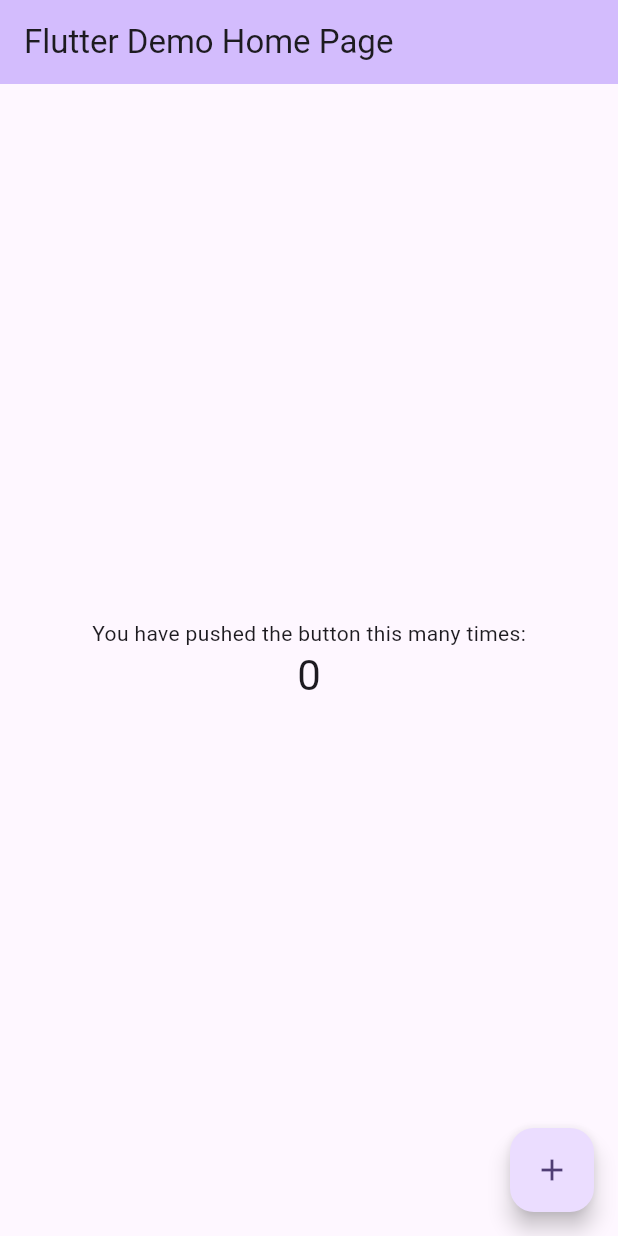
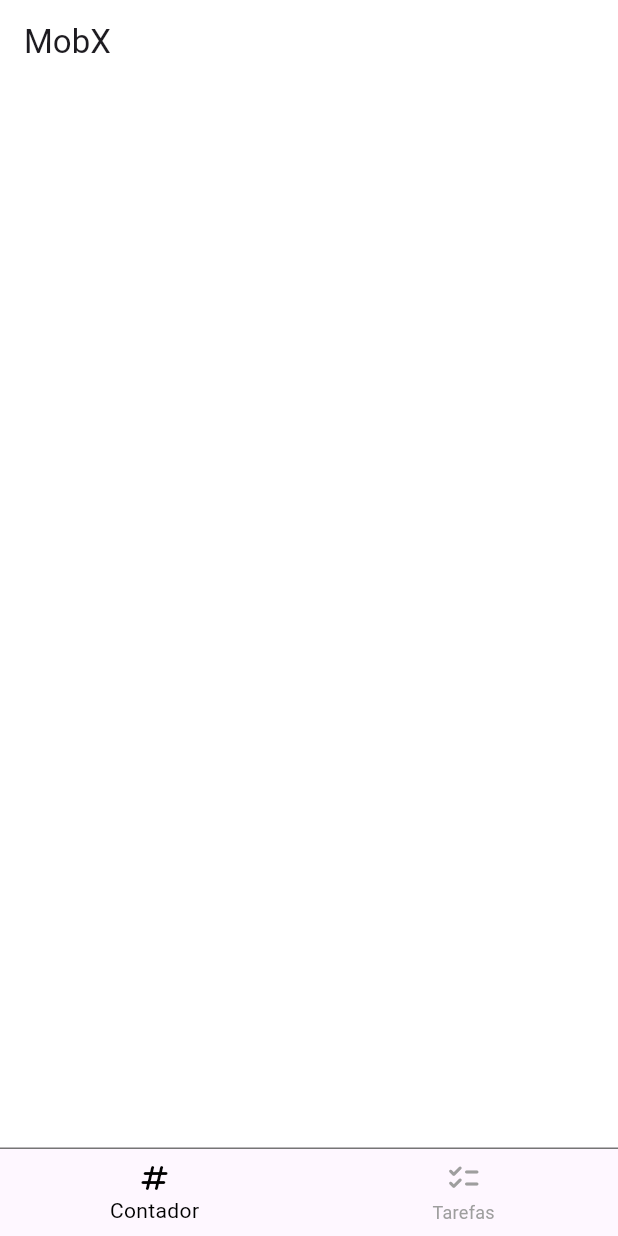
Before and after one commit to LinikerThiers/mobx_app, a Flutter app: the screen it shows after launch, on a phone screen of 412 x 824 dp. Run offline on Flutter 3.47's test engine with Material 3 defaults, Android fonts, the phone set to English and light mode, and no system bars.

Commit message:
criando a pagina main

```diff
--- a/lib/main.dart
+++ b/lib/main.dart
@@ -1,125 +1,6 @@
 import 'package:flutter/material.dart';
+import 'package:mobx_app/my_app.dart';
 
 void main() {
   runApp(const MyApp());
 }
-
-class MyApp extends StatelessWidget {
-  const MyApp({super.key});
-
-  // This widget is the root of your application.
-  @override
-  Widget build(BuildContext context) {
-    return MaterialApp(
-      title: 'Flutter Demo',
-      theme: ThemeData(
-        // This is the theme of your application.
-        //
-        // TRY THIS: Try running your application with "flutter run". You'll see
-        // the application has a purple toolbar. Then, without quitting the app,
-        // try changing the seedColor in the colorScheme below to Colors.green
-        // and then invoke "hot reload" (save your changes or press the "hot
-        // reload" button in a Flutter-supported IDE, or press "r" if you used
-        // the command line to start the app).
-        //
-        // Notice that the counter didn't reset back to zero; the application
-        // state is not lost during the reload. To reset the state, use hot
-        // restart instead.
-        //
-        // This works for code too, not just values: Most code changes can be
-        // tested with just a hot reload.
-        colorScheme: ColorScheme.fromSeed(seedColor: Colors.deepPurple),
-        useMaterial3: true,
-      ),
-      home: const MyHomePage(title: 'Flutter Demo Home Page'),
-    );
-  }
-}
-
-class MyHomePage extends StatefulWidget {
-  const MyHomePage({super.key, required this.title});
-
-  // This widget is the home page of your application. It is stateful, meaning
-  // that it has a State object (defined below) that contains fields that affect
-  // how it looks.
-
-  // This class is the configuration for the state. It holds the values (in this
-  // case the title) provided by the parent (in this case the App widget) and
-  // used by the build method of the State. Fields in a Widget subclass are
-  // always marked "final".
-
-  final String title;
-
-  @override
-  State<MyHomePage> createState() => _MyHomePageState();
-}
-
-class _MyHomePageState extends State<MyHomePage> {
-  int _counter = 0;
-
-  void _incrementCounter() {
-    setState(() {
-      // This call to setState tells the Flutter framework that something has
-      // changed in this State, which causes it to rerun the build method below
-      // so that the display can reflect the updated values. If we changed
-      // _counter without calling setState(), then the build method would not be
-      // called again, and so nothing would appear to happen.
-      _counter++;
-    });
-  }
-
-  @override
-  Widget build(BuildContext context) {
-    // This method is rerun every time setState is called, for instance as done
-    // by the _incrementCounter method above.
-    //
-    // The Flutter framework has been optimized to make rerunning build methods
-    // fast, so that you can just rebuild anything that needs updating rather
-    // than having to individually change instances of widgets.
-    return Scaffold(
-      appBar: AppBar(
-        // TRY THIS: Try changing the color here to a specific color (to
-        // Colors.amber, perhaps?) and trigger a hot reload to see the AppBar
-        // change color while the other colors stay the same.
-        backgroundColor: Theme.of(context).colorScheme.inversePrimary,
-        // Here we take the value from the MyHomePage object that was created by
-        // the App.build method, and use it to set our appbar title.
-        title: Text(widget.title),
-      ),
-      body: Center(
-        // Center is a layout widget. It takes a single child and positions it
-        // in the middle of the parent.
-        child: Column(
-          // Column is also a layout widget. It takes a list of children and
-          // arranges them vertically. By default, it sizes itself to fit its
-          // children horizontally, and tries to be as tall as its parent.
-          //
-          // Column has various properties to control how it sizes itself and
-          // how it positions its children. Here we use mainAxisAlignment to
-          // center the children vertically; the main axis here is the vertical
-          // axis because Columns are vertical (the cross axis would be
-          // horizontal).
-          //
-          // TRY THIS: Invoke "debug painting" (choose the "Toggle Debug Paint"
-          // action in the IDE, or press "p" in the console), to see the
-          // wireframe for each widget.
-          mainAxisAlignment: MainAxisAlignment.center,
-          children: <Widget>[
-            const Text(
-              'You have pushed the button this many times:',
-            ),
-            Text(
-              '$_counter',
-              style: Theme.of(context).textTheme.headlineMedium,
-            ),
-          ],
-        ),
-      ),
-      floatingActionButton: FloatingActionButton(
-        onPressed: _incrementCounter,
-        tooltip: 'Increment',
-        child: const Icon(Icons.add),
-      ), // This trailing comma makes auto-formatting nicer for build methods.
-    );
-  }
-}
--- /dev/null
+++ b/lib/my_app.dart
@@ -0,0 +1,18 @@
+import 'package:flutter/material.dart';
+import 'package:mobx_app/pages/main_page.dart';
+
+class MyApp extends StatelessWidget {
+  const MyApp({super.key});
+  @override
+  Widget build(BuildContext context) {
+    return MaterialApp(
+      title: 'Flutter Demo',
+      debugShowCheckedModeBanner: false,
+      theme: ThemeData(
+        colorScheme: ColorScheme.fromSeed(seedColor: Colors.deepPurple),
+        useMaterial3: true,
+      ),
+      home: const MainPage(title: 'Flutter Demo Home Page'),
+    );
+  }
+}
--- /dev/null
+++ b/lib/pages/contador_page.dart
@@ -0,0 +1,17 @@
+import 'package:flutter/material.dart';
+
+class ContadorPage extends StatefulWidget {
+  const ContadorPage({super.key});
+
+  @override
+  State<ContadorPage> createState() => _ContadorPageState();
+}
+
+class _ContadorPageState extends State<ContadorPage> {
+  @override
+  Widget build(BuildContext context) {
+    return Container(
+      color: Colors.white,
+    );
+  }
+}
--- /dev/null
+++ b/lib/pages/main_page.dart
@@ -0,0 +1,63 @@
+import 'package:flutter/material.dart';
+import 'package:mobx_app/pages/contador_page.dart';
+import 'package:mobx_app/pages/tarefas_page.dart';
+
+class MainPage extends StatefulWidget {
+  const MainPage({super.key, required this.title});
+  final String title;
+
+  @override
+  State<MainPage> createState() => _MainPageState();
+}
+
+class _MainPageState extends State<MainPage> {
+  PageController controller = PageController(initialPage: 0);
+  int posicaoPagina = 0;
+  @override
+  Widget build(BuildContext context) {
+    return Scaffold(
+      appBar: AppBar(
+        title: Text("MobX"),
+        backgroundColor: Colors.white,
+      ),
+      body: Column(
+        children: [
+          Expanded(
+              child: PageView(
+            controller: controller,
+            onPageChanged: (value) {
+              setState(() {
+                posicaoPagina = value;
+              });
+            },
+            children: [
+              ContadorPage(),
+              TarefasPage(),
+            ],
+          )),
+          Container(
+            decoration: BoxDecoration(
+                border: Border(
+                    top: BorderSide(color: Colors.grey.shade600, width: 1))),
+                    child: BottomNavigationBar(
+                      elevation: 0,
+                      selectedItemColor: Colors.black,
+                      unselectedItemColor: Colors.grey[500],
+                      currentIndex: posicaoPagina,
+                      type: BottomNavigationBarType.fixed,
+                      onTap: (value) => controller.jumpToPage(value),
+                      items: [
+                        BottomNavigationBarItem(
+                          label: "Contador",
+                          icon: Icon(Icons.numbers_rounded)),
+                          BottomNavigationBarItem(
+                            label: "Tarefas",
+                            icon: Icon(Icons.checklist_rounded))
+                      ]
+                      ),
+          )
+        ],
+      ),
+    );
+  }
+}
--- /dev/null
+++ b/lib/pages/tarefas_page.dart
@@ -0,0 +1,17 @@
+import 'package:flutter/material.dart';
+
+class TarefasPage extends StatefulWidget {
+  const TarefasPage({super.key});
+
+  @override
+  State<TarefasPage> createState() => _TarefasPageState();
+}
+
+class _TarefasPageState extends State<TarefasPage> {
+  @override
+  Widget build(BuildContext context) {
+    return Container(
+      color: Colors.white,
+    );
+  }
+}
```
Also changed, not shown: 1 other file.
